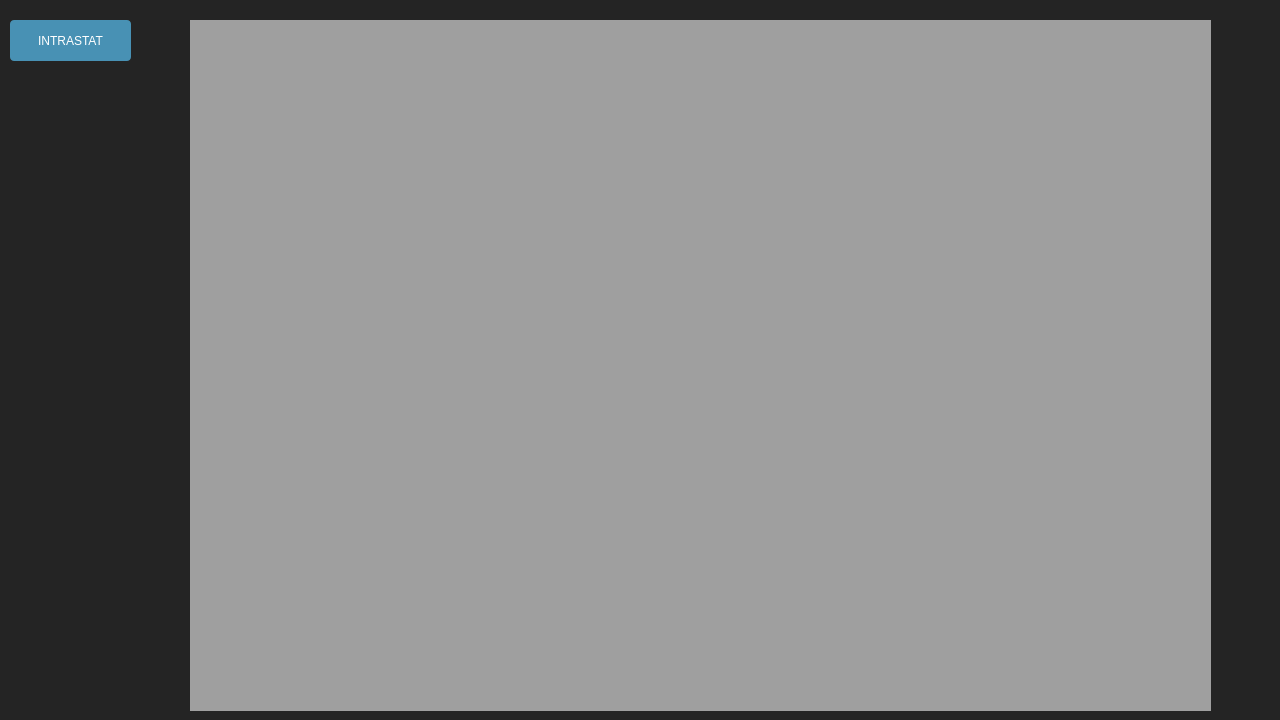
Above: ui/main.ui from Mateusz2734/intrastat-gui before the change. Below: the same form after it.
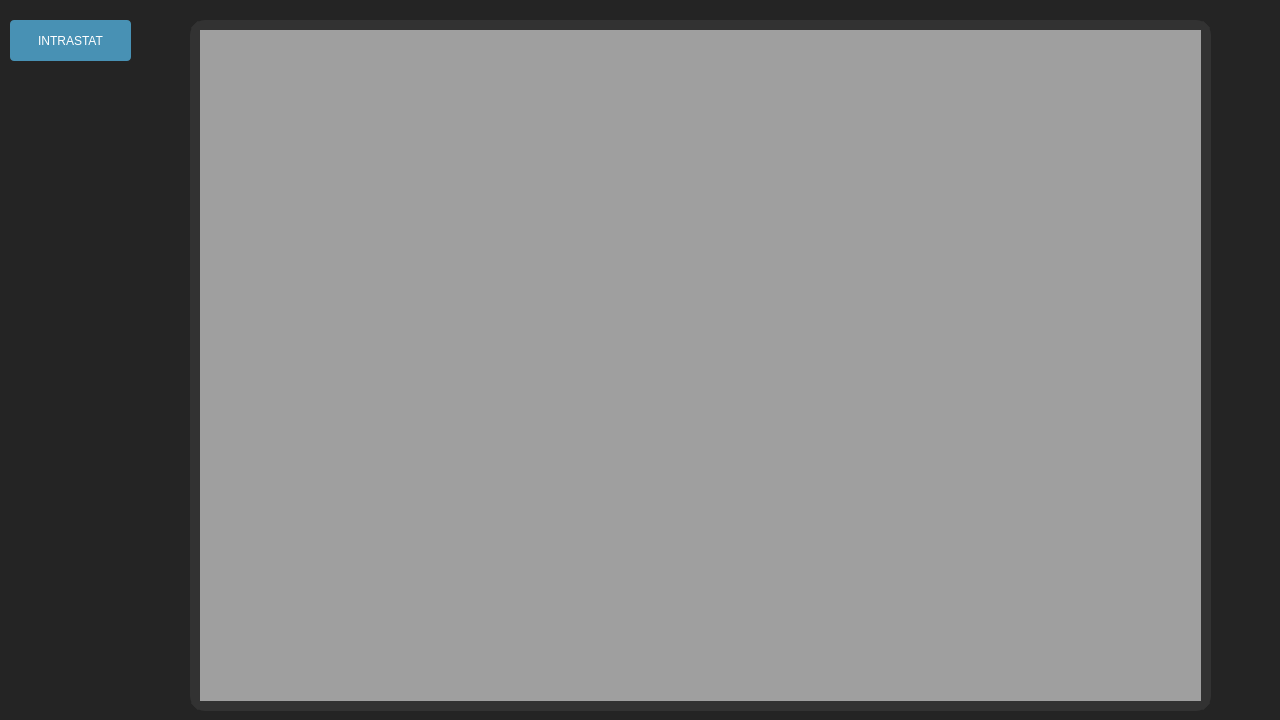
That is the form after the change. Icons and pictures are not drawn.

The edit to the form file:
```diff
--- a/ui/main.ui
+++ b/ui/main.ui
@@ -1018,6 +1018,12 @@
 	border: none;
 
 }
+
+QMdiArea {
+    qproperty-background: #323232;
+    border: 10px solid #323232;
+    border-radius: 15px
+}
 </string>
   </property>
   <property name="tabShape">
```
